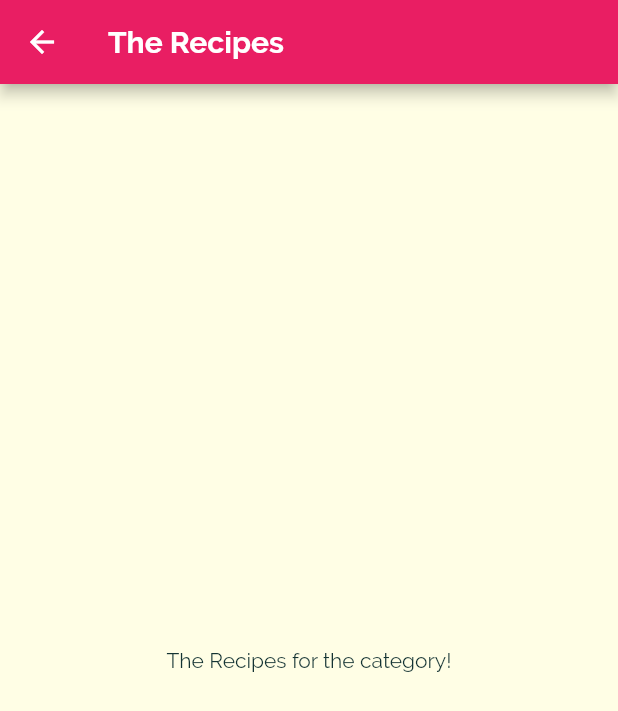
After one commit to MichaelCBarilla/meals_app, a Flutter app: the screen it shows after launch, after a tap on "Italian", on a phone screen of 412 x 824 dp. The commit adds this screen. Shown: the top 711 px of the screen. Run offline on Flutter 3.47's test engine with Material 2 defaults, Android fonts, the phone set to English and light mode, and no system bars.

Commit message:
create meals screen and open it via the navigator on tap of a category

```diff
--- a/lib/category_item.dart
+++ b/lib/category_item.dart
@@ -1,5 +1,6 @@
 import 'package:flutter/material.dart';
 
+import './category_meals_screen.dart';
 import './dummy_data.dart';
 
 class CategoryItem extends StatelessWidget {
@@ -8,9 +9,23 @@ class CategoryItem extends StatelessWidget {
 
   CategoryItem(this.title, this.color);
 
+  void selectCategory(BuildContext context) {
+    Navigator.of(context).push(
+      MaterialPageRoute(
+        builder: (_) {
+          return CategoryMealsScreen();
+        },
+      ),
+    );
+  }
+
   @override
   Widget build(BuildContext context) {
-    return Container(
+    return InkWell(
+      onTap: () => selectCategory(context),
+      splashColor: Theme.of(context).primaryColor,
+      borderRadius: BorderRadius.circular(15),
+      child: Container(
         padding: const EdgeInsets.all(15),
         child: Text(
           title,
@@ -27,6 +42,7 @@ class CategoryItem extends StatelessWidget {
           ),
           borderRadius: BorderRadius.circular(15),
         ),
+      ),
     );
   }
 }
--- /dev/null
+++ b/lib/category_meals_screen.dart
@@ -0,0 +1,17 @@
+import 'package:flutter/material.dart';
+
+class CategoryMealsScreen extends StatelessWidget {
+  const CategoryMealsScreen({Key key}) : super(key: key);
+
+  @override
+  Widget build(BuildContext context) {
+    return Scaffold(
+      appBar: AppBar(
+        title: Text('The Recipes'),
+      ),
+      body: Center(
+        child: Text('The Recipes for the category!'),
+      ),
+    );
+  }
+}
```
Lines whose indentation alone changed are shown as unchanged.
